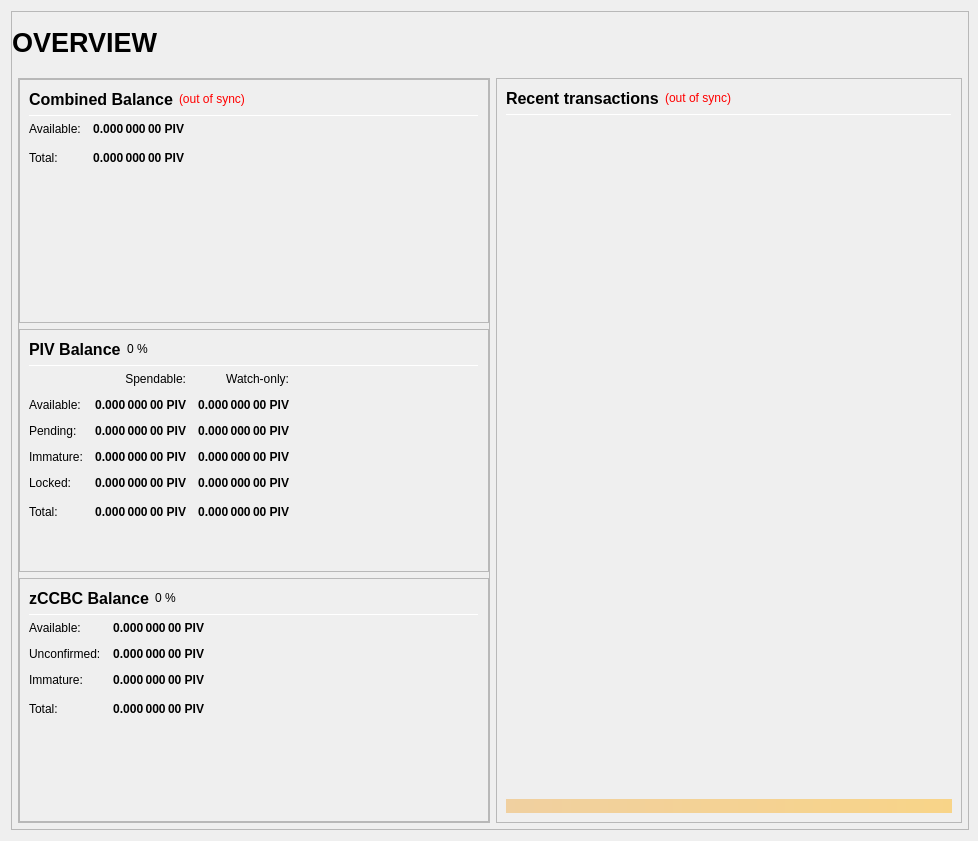
This is src/qt/forms/overviewpage.ui in CryptoCashBack-Hub/smrtc as Qt 5 draws it before an edit. The edited form follows.
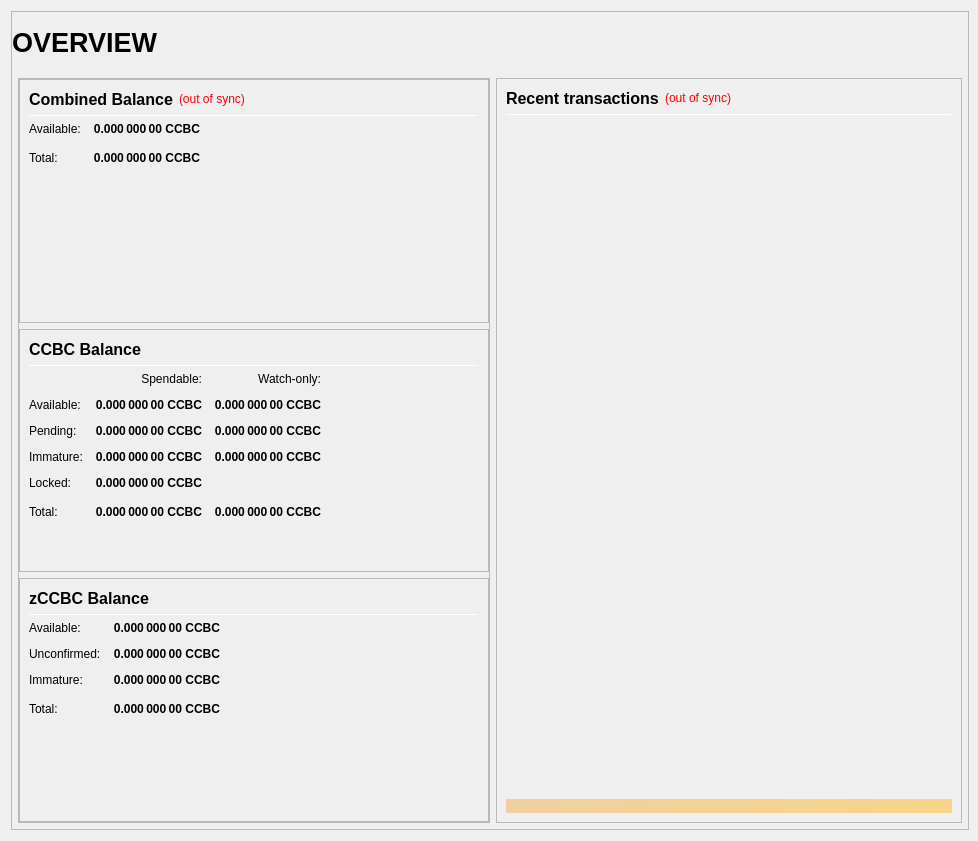
This is the edited form.

The edit to the form file:
```diff
--- a/src/qt/forms/overviewpage.ui
+++ b/src/qt/forms/overviewpage.ui
@@ -333,7 +333,7 @@
                           <string>Your current spendable balance</string>
                          </property>
                          <property name="text">
-                          <string notr="true">0.000 000 00 PIV</string>
+                          <string notr="true">0.000 000 00 CCBC</string>
                          </property>
                          <property name="alignment">
                           <set>Qt::AlignRight|Qt::AlignTrailing|Qt::AlignVCenter</set>
@@ -365,7 +365,7 @@
                           <string>Total Balance, including all unavailable coins.</string>
                          </property>
                          <property name="text">
-                          <string notr="true">0.000 000 00 PIV</string>
+                          <string notr="true">0.000 000 00 CCBC</string>
                          </property>
                          <property name="alignment">
                           <set>Qt::AlignRight|Qt::AlignTrailing|Qt::AlignVCenter</set>
@@ -433,14 +433,7 @@
                           </font>
                          </property>
                          <property name="text">
-                          <string>PIV Balance</string>
-                         </property>
-                        </widget>
-                       </item>
-                       <item>
-                        <widget class="QLabel" name="labelPIVPercent">
-                         <property name="text">
-                          <string notr="true">0 %</string>
+                          <string>CCBC Balance</string>
                          </property>
                         </widget>
                        </item>
@@ -525,7 +518,7 @@
                           <string>Your current spendable balance</string>
                          </property>
                          <property name="text">
-                          <string notr="true">0.000 000 00 PIV</string>
+                          <string notr="true">0.000 000 00 CCBC</string>
                          </property>
                          <property name="alignment">
                           <set>Qt::AlignRight|Qt::AlignTrailing|Qt::AlignVCenter</set>
@@ -550,7 +543,7 @@
                           <string>Your current balance in watch-only addresses</string>
                          </property>
                          <property name="text">
-                          <string notr="true">0.000 000 00 PIV</string>
+                          <string notr="true">0.000 000 00 CCBC</string>
                          </property>
                          <property name="alignment">
                           <set>Qt::AlignRight|Qt::AlignTrailing|Qt::AlignVCenter</set>
@@ -582,7 +575,7 @@
                           <string>Total of transactions that have yet to be confirmed, and do not yet count toward the spendable balance</string>
                          </property>
                          <property name="text">
-                          <string notr="true">0.000 000 00 PIV</string>
+                          <string notr="true">0.000 000 00 CCBC</string>
                          </property>
                          <property name="alignment">
                           <set>Qt::AlignRight|Qt::AlignTrailing|Qt::AlignVCenter</set>
@@ -607,7 +600,7 @@
                           <string>Unconfirmed transactions to watch-only addresses</string>
                          </property>
                          <property name="text">
-                          <string notr="true">0.000 000 00 PIV</string>
+                          <string notr="true">0.000 000 00 CCBC</string>
                          </property>
                          <property name="alignment">
                           <set>Qt::AlignRight|Qt::AlignTrailing|Qt::AlignVCenter</set>
@@ -639,7 +632,7 @@
                           <string>Staked or masternode rewards that has not yet matured</string>
                          </property>
                          <property name="text">
-                          <string notr="true">0.000 000 00 PIV</string>
+                          <string notr="true">0.000 000 00 CCBC</string>
                          </property>
                          <property name="alignment">
                           <set>Qt::AlignRight|Qt::AlignTrailing|Qt::AlignVCenter</set>
@@ -664,7 +657,7 @@
                           <string>Staked or masternode rewards in watch-only addresses that has not yet matured</string>
                          </property>
                          <property name="text">
-                          <string notr="true">0.000 000 00 PIV</string>
+                          <string notr="true">0.000 000 00 CCBC</string>
                          </property>
                          <property name="alignment">
                           <set>Qt::AlignRight|Qt::AlignTrailing|Qt::AlignVCenter</set>
@@ -699,32 +692,7 @@
                           <string>Locked PIV or Masternode collaterals. These are excluded from zCCBC minting.</string>
                          </property>
                          <property name="text">
-                          <string notr="true">0.000 000 00 PIV</string>
-                         </property>
-                         <property name="alignment">
-                          <set>Qt::AlignRight|Qt::AlignTrailing|Qt::AlignVCenter</set>
-                         </property>
-                         <property name="textInteractionFlags">
-                          <set>Qt::LinksAccessibleByMouse|Qt::TextSelectableByKeyboard|Qt::TextSelectableByMouse</set>
-                         </property>
-                        </widget>
-                       </item>
-                       <item row="4" column="2">
-                        <widget class="QLabel" name="labelWatchLocked">
-                         <property name="font">
-                          <font>
-                           <weight>75</weight>
-                           <bold>true</bold>
-                          </font>
-                         </property>
-                         <property name="cursor">
-                          <cursorShape>IBeamCursor</cursorShape>
-                         </property>
-                         <property name="toolTip">
-                          <string>Current locked balance in watch-only addresses</string>
-                         </property>
-                         <property name="text">
-                          <string notr="true">0.000 000 00 PIV</string>
+                          <string notr="true">0.000 000 00 CCBC</string>
                          </property>
                          <property name="alignment">
                           <set>Qt::AlignRight|Qt::AlignTrailing|Qt::AlignVCenter</set>
@@ -759,7 +727,7 @@
                           <string>Your current CCBC balance, unconfirmed and immature transactions included</string>
                          </property>
                          <property name="text">
-                          <string notr="true">0.000 000 00 PIV</string>
+                          <string notr="true">0.000 000 00 CCBC</string>
                          </property>
                          <property name="alignment">
                           <set>Qt::AlignRight|Qt::AlignTrailing|Qt::AlignVCenter</set>
@@ -784,7 +752,7 @@
                           <string>Current total balance in watch-only addresses</string>
                          </property>
                          <property name="text">
-                          <string notr="true">0.000 000 00 PIV</string>
+                          <string notr="true">0.000 000 00 CCBC</string>
                          </property>
                          <property name="alignment">
                           <set>Qt::AlignRight|Qt::AlignTrailing|Qt::AlignVCenter</set>
@@ -856,13 +824,6 @@
                          </property>
                         </widget>
                        </item>
-                       <item>
-                        <widget class="QLabel" name="labelzCCBCPercent">
-                         <property name="text">
-                          <string notr="true">0 %</string>
-                         </property>
-                        </widget>
-                       </item>
                        <item>
                         <spacer name="horizontalSpacer_11">
                          <property name="orientation">
@@ -926,7 +887,7 @@
 These zCCBC are spendable.</string>
                          </property>
                          <property name="text">
-                          <string notr="true">0.000 000 00 PIV</string>
+                          <string notr="true">0.000 000 00 CCBC</string>
                          </property>
                          <property name="alignment">
                           <set>Qt::AlignRight|Qt::AlignTrailing|Qt::AlignVCenter</set>
@@ -957,7 +918,7 @@
 Immature: confirmed, but less than 1 mint of the same denomination after it was minted</string>
                          </property>
                          <property name="text">
-                          <string notr="true">0.000 000 00 PIV</string>
+                          <string notr="true">0.000 000 00 CCBC</string>
                          </property>
                          <property name="alignment">
                           <set>Qt::AlignRight|Qt::AlignTrailing|Qt::AlignVCenter</set>
@@ -988,7 +949,7 @@
 Immature: confirmed, but less than 1 mint of the same denomination after it was minted</string>
                          </property>
                          <property name="text">
-                          <string notr="true">0.000 000 00 PIV</string>
+                          <string notr="true">0.000 000 00 CCBC</string>
                          </property>
                          <property name="alignment">
                           <set>Qt::AlignRight|Qt::AlignTrailing|Qt::AlignVCenter</set>
@@ -1020,7 +981,7 @@
                           <string>Your current zCCBC balance, unconfirmed and immature zCCBC included.</string>
                          </property>
                          <property name="text">
-                          <string notr="true">0.000 000 00 PIV</string>
+                          <string notr="true">0.000 000 00 CCBC</string>
                          </property>
                          <property name="alignment">
                           <set>Qt::AlignRight|Qt::AlignTrailing|Qt::AlignVCenter</set>
```
Left out of the diff: 4 changed lines with no effect on the pictures.
